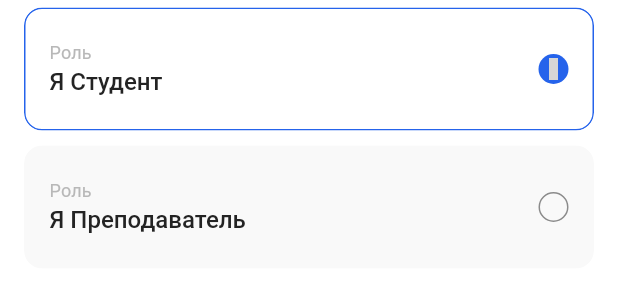
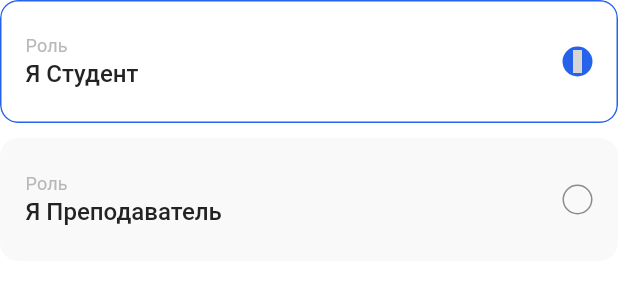
Before and after one commit to 0niel/rtu-app-core, a Flutter app: the SelectRoleExample widget shown alone on an empty page, opened directly, on a phone screen of 412 x 824 dp. Shown: the top 300 px of the screen. Run offline on Flutter 3.47's test engine with Material 2 defaults, Android fonts, the phone set to English and light mode, and no system bars; drawn by our look-alikes of flutter_platform_widgets; our stand-ins replace clock, flutter_svg, table_calendar, unicons; Roboto replaces fonts that are missing (SF Pro Display); project files that could hold a hidden picture were left out; grey boxes are pictures that could not be loaded.

Commit message:
feature: Refactor `NinjaVerticalSelectBuilder`, add selector direction

```diff
--- a/example/lib/main.dart
+++ b/example/lib/main.dart
@@ -385,7 +385,10 @@ class _HomeScreenState extends State<_HomeScreen> {
               child: PasswordInput(),
             ),
             const SizedBox(height: 24),
-            const SelectRoleExample(),
+            const Padding(
+              padding: EdgeInsets.symmetric(horizontal: 16, vertical: 4),
+              child: SelectRoleExample(),
+            ),
             const SizedBox(height: 24),
             NinjaTitledButton(
               title: 'Наш телеграм',
--- a/example/lib/widgets/select_role.dart
+++ b/example/lib/widgets/select_role.dart
@@ -6,7 +6,8 @@ class SelectRoleExample extends StatelessWidget {
 
   @override
   Widget build(BuildContext context) {
-    return NinjaVerticalSelectBuilder<_Role>(
+    return NinjaSelector<_Role>(
+      direction: Axis.vertical,
       onChanged: (role) {
         print(role.toString());
       },
--- a/lib/src/widgets/vertical_select/vertical_select_builder.dart
+++ b/lib/src/widgets/vertical_select/vertical_select_builder.dart
@@ -3,14 +3,16 @@ import 'package:flutter_platform_widgets/flutter_platform_widgets.dart';
 import 'package:rtu_app_core/rtu_app_core.dart';
 import 'package:unicons/unicons.dart';
 
-class NinjaVerticalSelectBuilder<T> extends StatefulWidget {
-  const NinjaVerticalSelectBuilder({
+class NinjaSelector<T> extends StatefulWidget {
+  const NinjaSelector({
     Key? key,
     required this.values,
     required this.builder,
     required this.onChanged,
+    this.direction,
   }) : super(key: key);
 
+  final Axis? direction;
   final List<T> values;
   final Widget Function(BuildContext, dynamic) builder;
   final void Function(dynamic) onChanged;
@@ -20,7 +22,7 @@ class NinjaVerticalSelectBuilder<T> extends StatefulWidget {
   _State<T> createState() => _State<T>();
 }
 
-class _State<T> extends State<NinjaVerticalSelectBuilder> {
+class _State<T> extends State<NinjaSelector> {
   late T chosen;
 
   @override
@@ -36,18 +38,16 @@ class _State<T> extends State<NinjaVerticalSelectBuilder> {
     });
   }
 
-  @override
-  Widget build(BuildContext context) {
-    return ListView.builder(
-        shrinkWrap: true,
-        padding: EdgeInsets.zero,
-        physics: const NeverScrollableScrollPhysics(),
-        itemCount: widget.values.length,
-        itemBuilder: (context, index) {
+  List<Widget> _buildItems(Axis direction) {
+    return List.generate(widget.values.length, (index) {
       final value = widget.values[index];
-
+      final isLastElement = index == widget.values.length - 1;
+      final double bottomPadding =
+          isLastElement || direction != Axis.vertical ? 0 : 10;
+      final double rightPadding =
+          isLastElement || direction != Axis.horizontal ? 0 : 5;
       return Padding(
-            padding: const EdgeInsets.symmetric(horizontal: 16, vertical: 5),
+        padding: EdgeInsets.only(bottom: bottomPadding, right: rightPadding),
         child: _ItemBuild<T>(
           onTap: () => _onChoose(value),
           builder: widget.builder,
@@ -56,6 +56,19 @@ class _State<T> extends State<NinjaVerticalSelectBuilder> {
         ),
       );
     });
+  }
+
+  @override
+  Widget build(BuildContext context) {
+    if ((widget.direction ?? Axis.vertical) == Axis.vertical) {
+      return Column(
+        children: _buildItems(Axis.vertical),
+      );
+    }
+    return Row(
+      children:
+          _buildItems(Axis.horizontal).map((e) => Expanded(child: e)).toList(),
+    );
   }
 }
 
```
Lines whose indentation alone changed are shown as unchanged.
